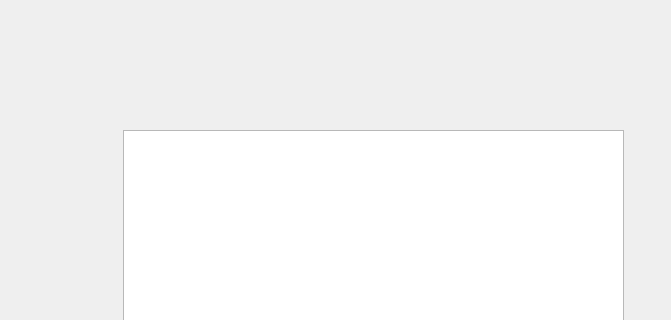
pullitdown/face_feature, file ui/fin.ui: the form before one commit; both pictures show x 382 to 1053 and y 0 to 320 of the 1053 by 642 pixel window.
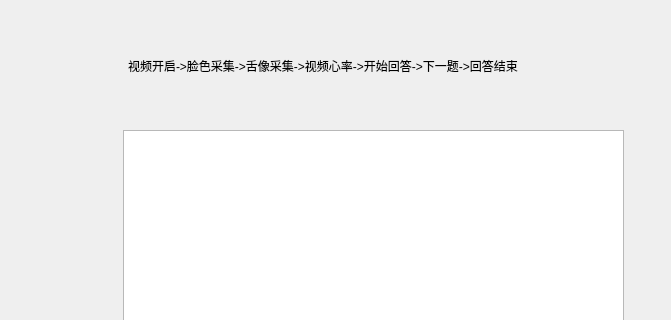
The form after the commit.

The edit to the form file:
```diff
--- a/ui/fin.ui
+++ b/ui/fin.ui
@@ -135,6 +135,19 @@
     <string>重新开始答题</string>
    </property>
   </widget>
+  <widget class="QLabel" name="label_2">
+   <property name="geometry">
+    <rect>
+     <x>510</x>
+     <y>30</y>
+     <width>511</width>
+     <height>71</height>
+    </rect>
+   </property>
+   <property name="text">
+    <string>视频开启-&gt;脸色采集-&gt;舌像采集-&gt;视频心率-&gt;开始回答-&gt;下一题-&gt;回答结束</string>
+   </property>
+  </widget>
  </widget>
  <resources/>
  <connections/>
```
